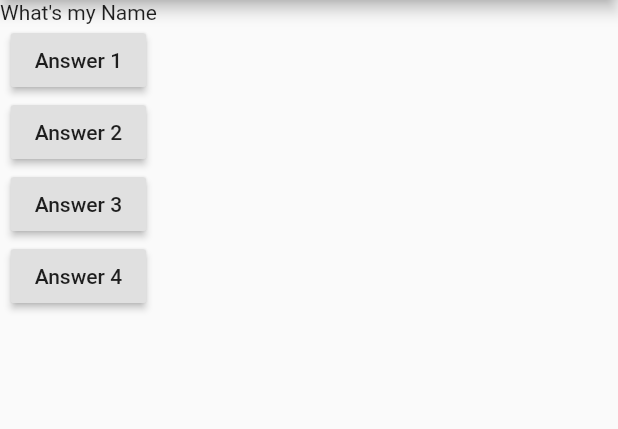
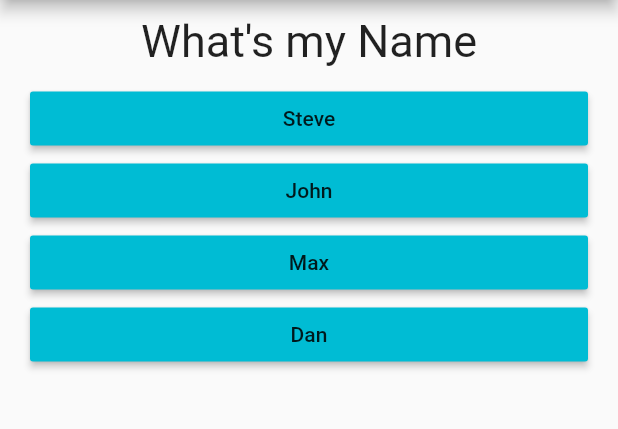
Before and after one commit to Steven-Nyaga/Flutter, a Flutter app: the screen it shows after launch, on a phone screen of 412 x 824 dp, the part 84-513 px from its top. Run offline on Flutter 3.47's test engine with Material 2 defaults, Android fonts, the phone set to English and light mode, and no system bars.

Commit message:
part2 complete

```diff
--- /dev/null
+++ b/quiz_app/lib/answer.dart
@@ -0,0 +1,21 @@
+import 'package:flutter/material.dart';
+
+class Answer extends StatelessWidget {
+  final Function answerFunction;
+  final String answerText;
+
+  Answer(this.answerFunction, this.answerText);
+
+  @override
+  Widget build(BuildContext context) {
+    return Container(
+      width: double.infinity,
+      margin: EdgeInsets.only(left: 20, right: 20),
+      child: RaisedButton(
+        color: Colors.cyan,
+        child: Text(answerText),
+        onPressed: answerFunction,
+      ),
+    );
+  }
+}
--- a/quiz_app/lib/main.dart
+++ b/quiz_app/lib/main.dart
@@ -1,4 +1,8 @@
 import 'package:flutter/material.dart';
+import './question.dart';
+import './answer.dart';
+import './quiz.dart';
+import './result.dart';
 
 //MAin executed immediately the app starts
 // void main (){
@@ -8,15 +12,63 @@ import 'package:flutter/material.dart';
 //for function with only one exression
 void main() => runApp(MyApp());
 
-class MyApp extends StatelessWidget {
-  var questionIndex = 0;
+class MyApp extends StatefulWidget {
+  @override
+  State<StatefulWidget> createState() {
+    // TODO: implement createState
+    return _MyAppState();
+  }
+}
 
-  var questions = ['What\'s my Name', 'What timezone in Kenya', 'Who let the dogs out'];
+//_ turns a class into private
+class _MyAppState extends State<MyApp> {
+  var _questionIndex = 0;
+  var _totalScore =0;
+
+  var questions = [
+    {
+      'questionText': 'What\'s my Name',
+      'answers': [
+        {'text': 'Steve', 'score': 10},
+        {'text': 'John', 'score': 0},
+        {'text': 'Max', 'score': 0},
+        {'text': 'Dan', 'score': 0}
+      ]
+    },
+    {
+      'questionText': 'What timezone in Kenya',
+      'answers': [
+        {'text': 'GMT', 'score': 0},
+        {'text': 'EAT', 'score': 10},
+        {'text': 'UTC', 'score': 0},
+        {'text': 'AST', 'score': 0}
+      ]
+    },
+    {
+      'questionText': 'Who let the dogs out',
+      'answers': [
+        {'text': 'No Idea', 'score': 0},
+        {'text': 'Shaggy', 'score': 0},
+        {'text': 'Baha Men', 'score': 10},
+        {'text': 'Einstein', 'score': 0}
+      ]
+    },
+  ];
+
+  void _resetQuiz(){
+    setState(() {
+          _questionIndex = 0;
+          _totalScore = 0;
+        });
+  }
 
   //Building a function/method
-  void answerQuestoion(){
-    questionIndex++;
-    // print('Answer Chosen');
+  void _answerQuestoion(int score) {
+    _totalScore = _totalScore + score;
+    setState(() {
+      _questionIndex++;
+    });
+    print(_questionIndex);
   }
 
   //build takes argument context
@@ -31,35 +83,13 @@ class MyApp extends StatelessWidget {
           title: Text('First'),
         ),
         //to add many widgets together we use a container, column or row
-        body: Column(
-          children: <Widget>[
-            Text(questions[questionIndex]),
-            RaisedButton(
-              child: Text('Answer 1'),
-              //for onPressed when the function is void just write the name of the function without
-              //brakets. Coz with brackets it means we are returning somethig. And we cannot return
-              //void
-              onPressed: answerQuestoion,
-            ),
-            RaisedButton(
-              child: Text('Answer 2'),
-              //Another way of implementing fiunctions especially when you are not using them in many
-              //places (with only one argument) Btw arguments go in the brackets.
-              onPressed: () => print('Answer Chosen'),
-            ),
-            RaisedButton(
-              child: Text('Answer 3'),
-              //More than one argument
-              onPressed: () {
-                print('Answer Question');
-              },
-            ),
-            RaisedButton(
-              child: Text('Answer 4'),
-              onPressed: answerQuestoion,
-            ),
-          ],
-        ),
+        body: _questionIndex < questions.length
+            ? Quiz(
+                answerQuestin: _answerQuestoion,
+                questions: questions,
+                questionIndex: _questionIndex,
+              )
+            : Result(_totalScore, _resetQuiz),
       ),
     );
   }
--- /dev/null
+++ b/quiz_app/lib/question.dart
@@ -0,0 +1,19 @@
+import 'package:flutter/material.dart';
+
+class Question extends StatelessWidget {
+  final String currentQuestion;
+  Question(this.currentQuestion);
+
+  @override
+  Widget build(BuildContext context) {
+    return Container(
+      width: double.infinity,
+      margin: EdgeInsets.all(10),
+      child: Text(
+        currentQuestion,
+        style: TextStyle(fontSize: 30),
+        textAlign: TextAlign.center,
+      ),
+    );
+  }
+}
--- /dev/null
+++ b/quiz_app/lib/quiz.dart
@@ -0,0 +1,23 @@
+import 'package:flutter/material.dart';
+import './question.dart';
+import './answer.dart';
+
+class Quiz extends StatelessWidget {
+  final List<Map<String, Object>> questions;
+  final Function answerQuestin;
+  final int questionIndex;
+
+  Quiz({@required this.questions, @required this.answerQuestin, @required this.questionIndex});
+
+  @override
+  Widget build(BuildContext context) {
+    return Column(
+      children: <Widget>[
+        Question(questions[questionIndex]['questionText']),
+        ...(questions[questionIndex]['answers'] as List<Map<String,Object>>).map((answer) {
+          return Answer(() => answerQuestin(answer['score']), answer['text']);
+        })
+      ],
+    );
+  }
+}
```
Also changed, not shown: quiz_app/lib/result.dart (added, +39 -0 lines).
